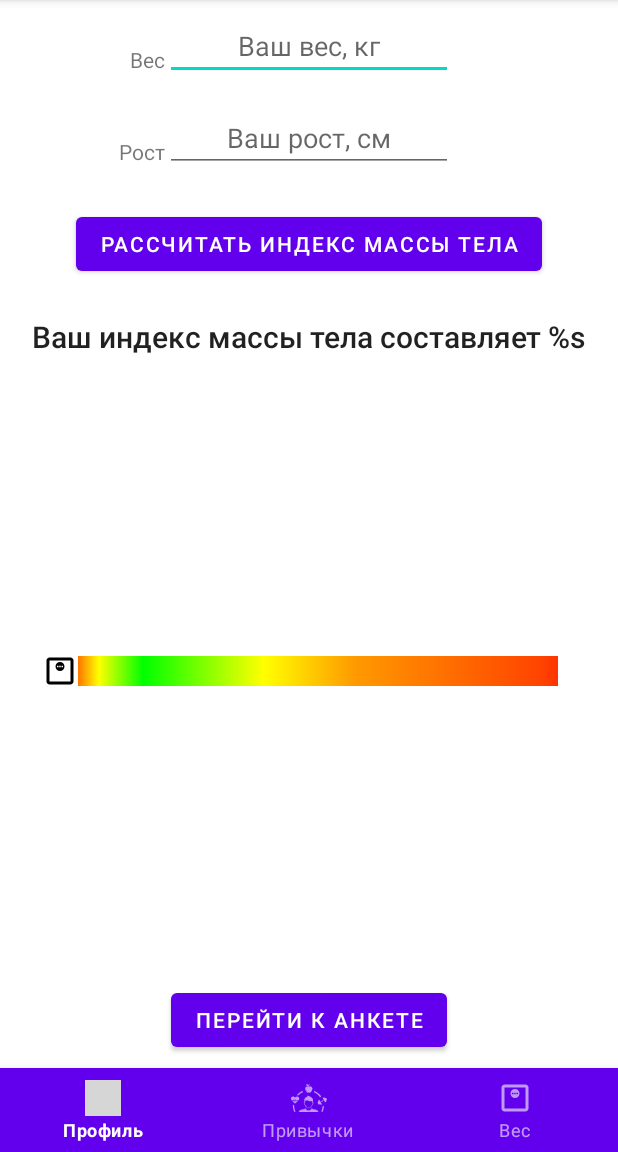
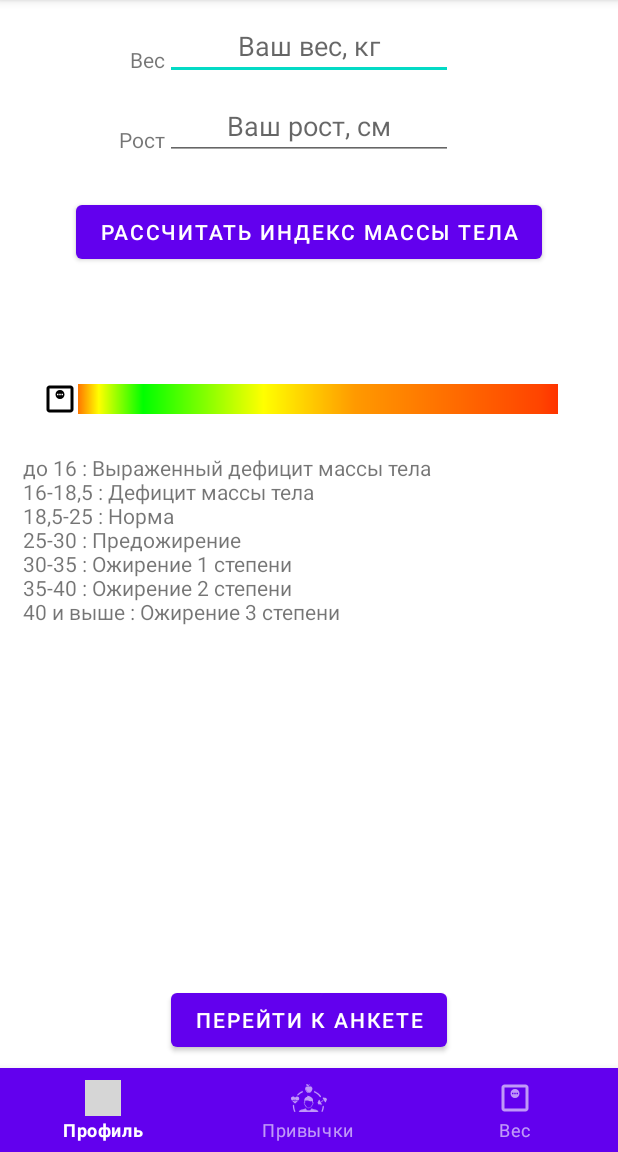
Before and after one commit to PavelKassitchev/NewMemento, an Android app: the WeightActivity screen opened directly, with no data from a screen before it, on a phone screen of 412 x 824 dp, the part 84-1236 px from its top. Run offline under Robolectric (Android 15) with nearby library versions, the phone set to English and light mode, and no system bars; 3 statements that could not run were skipped; grey boxes are pictures that could not be loaded.

Commit message:
set WeightActivity

```diff
--- a/app/src/main/java/by/pavka/memento/WeightActivity.java
+++ b/app/src/main/java/by/pavka/memento/WeightActivity.java
@@ -1,5 +1,6 @@
 package by.pavka.memento;
 
+import androidx.annotation.NonNull;
 import androidx.annotation.Nullable;
 import androidx.appcompat.app.AppCompatActivity;
 
@@ -34,6 +35,7 @@ public class WeightActivity extends AppCompatActivity implements View.OnClickLis
     private Button forward;
     private SeekBar seekBar;
     private User user;
+    private double bodyMassIndex;
 
     @Override
     protected void onCreate(Bundle savedInstanceState) {
@@ -54,7 +56,16 @@ public class WeightActivity extends AppCompatActivity implements View.OnClickLis
         user = application.getUser();
         BottomNavigationView bottomNavigationView = binding.bottomNavigation.getRoot();
         bottomNavigationView.setOnNavigationItemSelectedListener(new BottomNavigationListener(this));
+        if (savedInstanceState != null) {
+            bodyMassIndex = savedInstanceState.getDouble("BMI");
+        }
         setInterface();
+    }
+
+    @Override
+    protected void onSaveInstanceState(@NonNull Bundle outState) {
+        super.onSaveInstanceState(outState);
+        outState.putDouble("BMI", bodyMassIndex);
     }
 
     @Override
@@ -76,15 +87,11 @@ public class WeightActivity extends AppCompatActivity implements View.OnClickLis
         int id = v.getId();
         switch (id) {
             case R.id.calculate:
-                //Just to try gson
-                SharedPreferences.Editor editor = getSharedPreferences(MementoApplication.APP_PREF, MODE_PRIVATE).edit();
-                GsonBuilder builder = new GsonBuilder();
-                builder.enableComplexMapKeySerialization();
-                builder.setDateFormat("MM-dd-yyyy");
-                Gson gson = builder.create();
-                String date = gson.toJson(Calendar.getInstance());
-                Log.d("MYSTERY", "Date = " + date);
-                //TODO
+                bodyMassIndex = calculateBMI();
+                if (bodyMassIndex != 0) {
+                    bmi.setText(String.format(getResources().getString(R.string.bmi), bodyMassIndex));
+                }
+                seekBar.setProgress((int) (bodyMassIndex - 14));
                 break;
             case R.id.forward:
                 if (validateHeight() && validateWeight()) {
@@ -98,6 +105,25 @@ public class WeightActivity extends AppCompatActivity implements View.OnClickLis
         }
     }
 
+    private double calculateBMI() {
+        if (!weight.getText().toString().isEmpty() && !height.getText().toString().isEmpty()) {
+            int wt = Integer.parseInt(weight.getText().toString());
+            int ht = Integer.parseInt(height.getText().toString());
+            return wt * 10000.0 / ht / ht;
+        }
+        return 0;
+    }
+
+    private void setScale() {
+        if (bodyMassIndex == 0) {
+            bodyMassIndex = calculateBMI();
+        }
+        if (bodyMassIndex != 0) {
+            bmi.setText(String.format(getResources().getString(R.string.bmi), bodyMassIndex));
+        }
+        seekBar.setProgress((int) (bodyMassIndex - 14));
+    }
+
     private void setInterface() {
         int w = user.getWeight();
         int h = user.getHeight();
@@ -105,6 +131,7 @@ public class WeightActivity extends AppCompatActivity implements View.OnClickLis
             weight.setText(String.valueOf(w));
             height.setText(String.valueOf(h));
         }
+        setScale();
     }
 
     private boolean validateWeight() {
@@ -113,7 +140,7 @@ public class WeightActivity extends AppCompatActivity implements View.OnClickLis
         }
         int w = Integer.parseInt(weight.getText().toString());
         if (w < 2) {
-          return false;
+            return false;
         }
         return true;
     }
--- a/app/src/main/java/by/pavka/memento/habit/ActivizationViewModel.java
+++ b/app/src/main/java/by/pavka/memento/habit/ActivizationViewModel.java
@@ -22,10 +22,8 @@ public class ActivizationViewModel extends AndroidViewModel {
 
     private MementoApplication app;
     private Habit habit;
-    //private LocalDate end;
     private Calendar end;
     private boolean[] week;
-    //private LocalTime time;
     private int hour;
     private int minute;
     private String description;
--- a/app/src/main/res/layout-land/activity_weight.xml
+++ b/app/src/main/res/layout-land/activity_weight.xml
@@ -10,7 +10,7 @@
         android:id="@+id/weight"
         android:layout_width="wrap_content"
         android:layout_height="wrap_content"
-        android:layout_marginTop="8dp"
+        android:layout_marginTop="4dp"
         android:ems="9"
         android:gravity="center"
         android:hint="@string/weight"
@@ -24,7 +24,6 @@
         android:layout_width="wrap_content"
         android:layout_height="wrap_content"
         android:layout_marginStart="8dp"
-        android:layout_marginTop="16dp"
         android:ems="9"
         android:gravity="center"
         android:hint="@string/height"
@@ -51,10 +50,39 @@
         android:layout_marginTop="8dp"
         android:layout_marginEnd="8dp"
         android:gravity="center"
-        android:text="@string/bmi"
+        android:text=""
         app:layout_constraintEnd_toEndOf="parent"
         app:layout_constraintStart_toEndOf="@+id/height"
         app:layout_constraintTop_toBottomOf="@+id/calculate" />
+
+    <SeekBar
+        style="@android:style/Widget.ProgressBar.Horizontal"
+        android:id="@+id/seek_bar"
+        android:layout_width="0dp"
+        android:layout_height="wrap_content"
+        android:layout_marginStart="48dp"
+        android:layout_marginEnd="2dp"
+        android:layout_marginTop="4dp"
+        android:progressDrawable="@drawable/vector_bmi_bar"
+        android:max="30"
+        android:thumb="@drawable/weights"
+        app:layout_constraintEnd_toEndOf="parent"
+        app:layout_constraintStart_toEndOf="@+id/height"
+        app:layout_constraintTop_toBottomOf="@+id/bmi" />
+
+    <TextView
+        android:id="@+id/mass_info"
+        android:layout_width="0dp"
+        android:layout_height="wrap_content"
+        android:text="@string/mass_info"
+        android:layout_marginTop="8dp"
+        android:layout_marginStart="4dp"
+        android:layout_marginEnd="12dp"
+        app:layout_constraintTop_toBottomOf="@+id/height"
+        app:layout_constraintEnd_toEndOf="parent"
+        app:layout_constraintStart_toStartOf="parent"
+        />
+
 
     <Button
         android:id="@+id/forward"
@@ -90,15 +118,5 @@
         app:layout_constraintBottom_toBottomOf="@+id/height"
         app:layout_constraintStart_toStartOf="parent" />
 
-    <!--    <com.google.android.material.bottomnavigation.BottomNavigationView-->
-<!--        android:id="@+id/bottom_navigation"-->
-<!--        android:layout_width="match_parent"-->
-<!--        android:layout_height="wrap_content"-->
-<!--        style="@style/Widget.MaterialComponents.BottomNavigationView.Colored"-->
-<!--        app:layout_constraintBottom_toBottomOf="parent"-->
-<!--        app:layout_constraintEnd_toEndOf="parent"-->
-<!--        app:layout_constraintStart_toStartOf="parent"-->
-<!--        app:menu="@menu/bottom_menu" />-->
-
 
 </androidx.constraintlayout.widget.ConstraintLayout>
--- a/app/src/main/res/layout/activity_weight.xml
+++ b/app/src/main/res/layout/activity_weight.xml
@@ -24,7 +24,7 @@
         android:id="@+id/height"
         android:layout_width="wrap_content"
         android:layout_height="wrap_content"
-        android:layout_marginTop="16dp"
+        android:layout_marginTop="8dp"
         android:ems="9"
         android:gravity="center"
         android:hint="@string/height"
@@ -53,7 +53,7 @@
         android:layout_marginTop="24dp"
         android:layout_marginEnd="8dp"
         android:gravity="center"
-        android:text="@string/bmi"
+        android:text=""
         app:layout_constraintEnd_toEndOf="parent"
         app:layout_constraintStart_toStartOf="parent"
         app:layout_constraintTop_toBottomOf="@+id/calculate" />
@@ -65,13 +65,26 @@
         android:layout_height="wrap_content"
         android:layout_marginStart="24dp"
         android:layout_marginEnd="24dp"
+        android:layout_marginTop="24dp"
         android:progressDrawable="@drawable/vector_bmi_bar"
+        android:max="30"
         android:thumb="@drawable/weights"
-        app:layout_constraintBottom_toTopOf="@+id/forward"
         app:layout_constraintEnd_toEndOf="parent"
         app:layout_constraintStart_toStartOf="parent"
         app:layout_constraintTop_toBottomOf="@+id/bmi" />
 
+    <TextView
+        android:id="@+id/mass_info"
+        android:layout_width="0dp"
+        android:layout_height="wrap_content"
+        android:text="@string/mass_info"
+        android:layout_marginTop="24dp"
+        android:layout_marginStart="12dp"
+        android:layout_marginEnd="12dp"
+        app:layout_constraintTop_toBottomOf="@+id/seek_bar"
+        app:layout_constraintEnd_toEndOf="parent"
+        app:layout_constraintStart_toStartOf="parent"
+        />
 
     <Button
         android:id="@+id/forward"
--- a/app/src/main/res/values/strings.xml
+++ b/app/src/main/res/values/strings.xml
@@ -26,7 +26,7 @@
     <string name="weight">Ваш вес, кг</string>
     <string name="height">Ваш рост, см</string>
     <string name="limit_gender">Определитесь с полом</string>
-    <string name="bmi">Ваш индекс массы тела составляет %s</string>
+    <string name="bmi">Ваш индекс массы тела составляет %.1f</string>
     <string name="calculate">Рассчитать индекс массы тела</string>
     <string name="to_weight">Продолжить</string>
     <string name="bmi_valid">Введите корректные данные веса и роста</string>
@@ -60,6 +60,13 @@
     <string name="success">Успех!</string>
     <string name="wrong_end">Установите корректный срок выработки привычки (в будущем)</string>
     <string name="confidence_short">вы хотите удалить весь прогресс привычек?</string>
+    <string name="mass_info">\u0020до 16 : Выраженный дефицит массы тела\n
+    16-18,5 : Дефицит массы тела\n
+    18,5-25 : Норма\n
+    25-30 : Предожирение\n
+    30-35 : Ожирение 1 степени\n
+    35-40 : Ожирение 2 степени\n
+    40 и выше : Ожирение 3 степени</string>
 
     <string-array name="months">
         <item>Январь</item>
```
